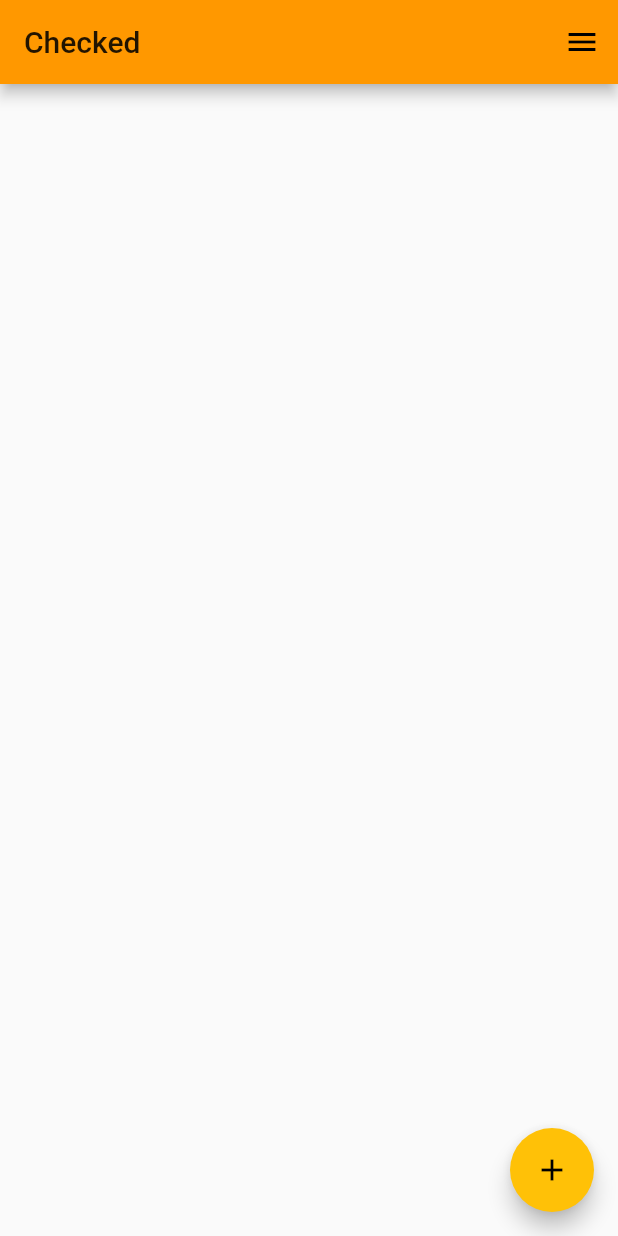
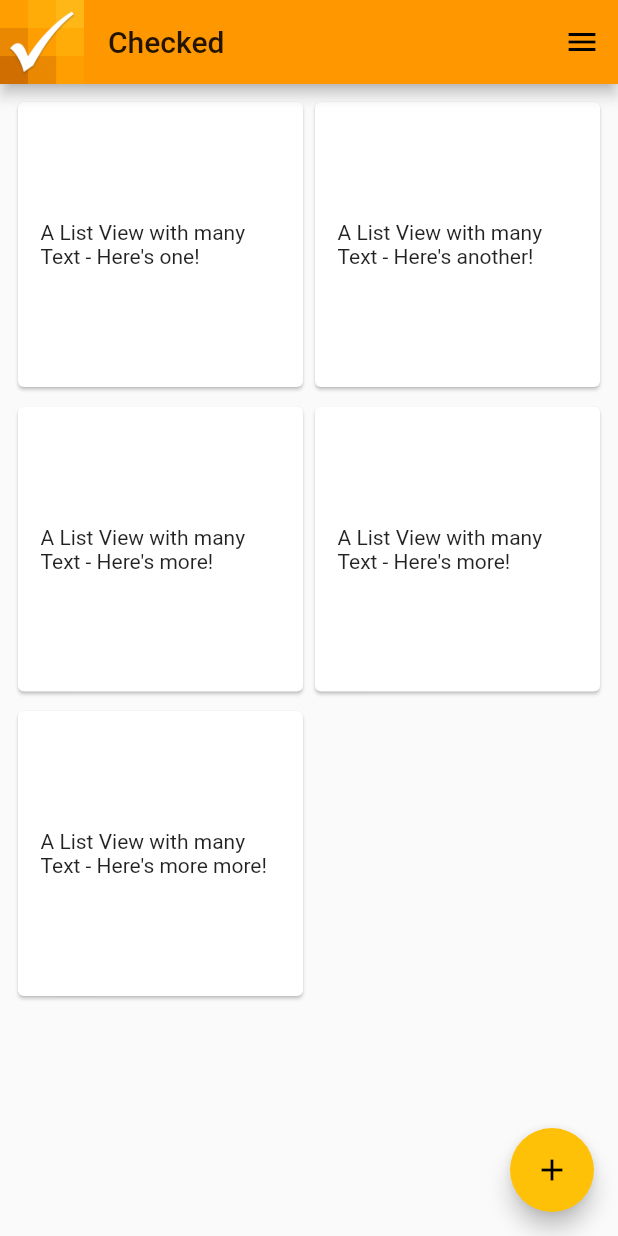
Before and after one commit to olafkotur/checked, a Flutter app: the Home screen opened directly, on a phone screen of 412 x 824 dp. Run offline on Flutter 3.47's test engine with Material 2 defaults, Android fonts, the phone set to English and light mode, and no system bars.

Commit message:
Add gridview list

```diff
--- a/checked_mobile_application/lib/screens/home.dart
+++ b/checked_mobile_application/lib/screens/home.dart
@@ -6,10 +6,20 @@ class Home extends StatefulWidget {
 }
 
 class _HomeState extends State<Home> {
+  // This is going to be data retrieved from the api - TODP
+  final List<String> _listViewData = [
+    "A List View with many Text - Here's one!",
+    "A List View with many Text - Here's another!",
+    "A List View with many Text - Here's more!",
+    "A List View with many Text - Here's more!",
+    "A List View with many Text - Here's more more!",
+  ];
+
   @override
   Widget build(BuildContext context) {
     return Scaffold(
       appBar: AppBar(
+        leading: Image.asset('assets/checkedLogo.jpg'),
         title: Text('Checked'),
         actions: <Widget>[
           IconButton(
@@ -23,15 +33,22 @@ class _HomeState extends State<Home> {
           )
         ],
       ),
-      body: Center(
-        child: Column(
-          mainAxisAlignment: MainAxisAlignment.center,
-          children: <Widget>[
-            // Add grid here
-          ],
+      body: GridView.count(
+        crossAxisCount: 2,
+        padding: EdgeInsets.all(8.0),
+        mainAxisSpacing: 5.0,
+        children: _listViewData
+          .map((data) => Card(
+            child: Center(
+              child: Padding(
+                padding: const EdgeInsets.all(15.0),
+                child: Text(data),
+              ),
+            ),
+          ))
+          .toList(),
         ),
-      ),
-      floatingActionButton:  FloatingActionButton(
+      floatingActionButton: FloatingActionButton(
         //onPressed: ,
         tooltip: 'Add a new zone',
         child: Icon(Icons.add),
```
